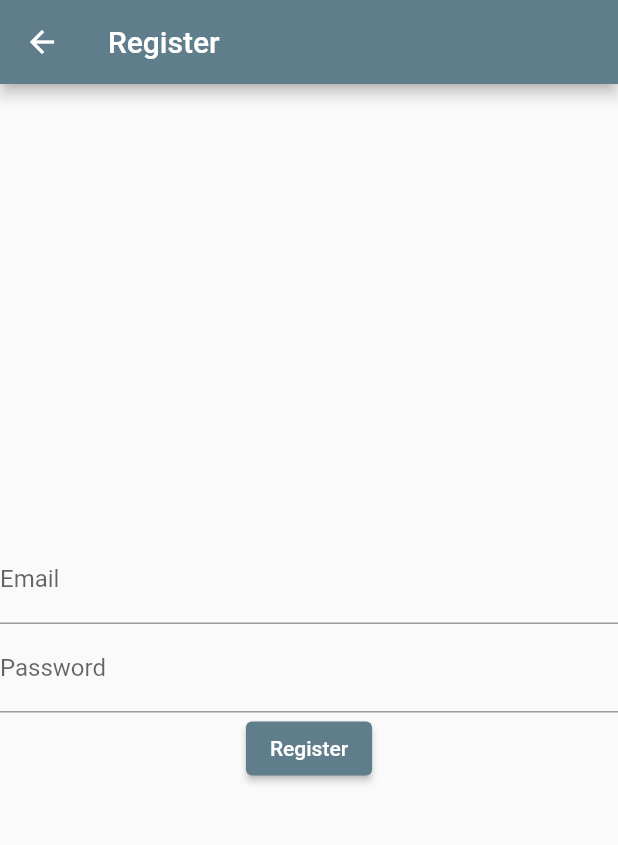
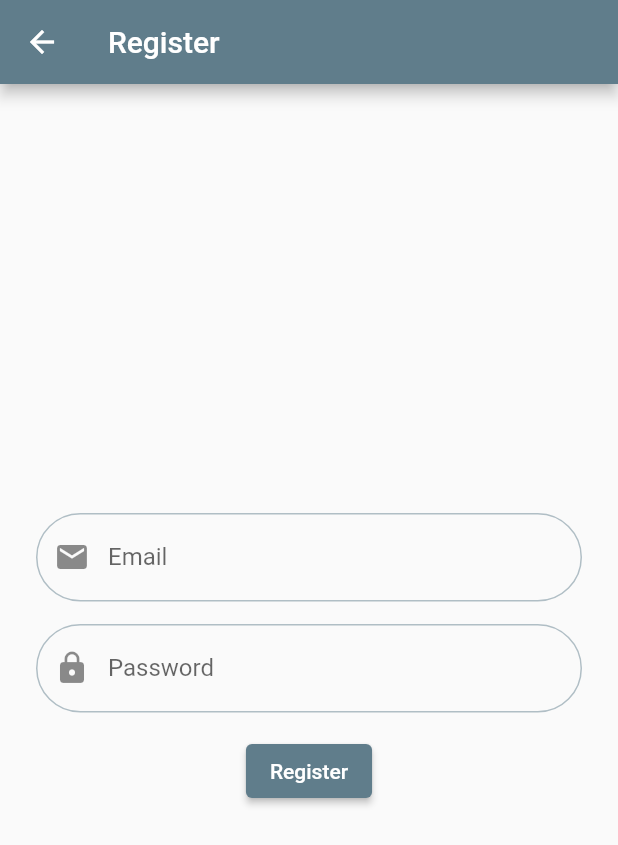
Before and after one commit to SandeSydney/Hospital-Appointment-Booking-System-HABS-, a Flutter app: the RegisterPage screen opened directly, on a phone screen of 412 x 824 dp. Shown: the top 845 px of the screen. Run offline on Flutter 3.47's test engine with Material 2 defaults, Android fonts, the light colour scheme and no system bars; our stand-ins replace date_time_picker, firebase_auth, firebase_core, modal_progress_hud; accounts and stored records are empty.

Commit message:
Added designs to TextFields

```diff
--- a/lib/pages/tools/register_page.dart
+++ b/lib/pages/tools/register_page.dart
@@ -26,6 +26,8 @@ class _RegisterPageState extends State<RegisterPage> {
       ),
       body: ModalProgressHUD(
         inAsyncCall: _showProgress,
+        child: Padding(
+          padding: const EdgeInsets.all(24.0),
           child: Form(
             // implement key
             key: _formKey,
@@ -42,8 +44,28 @@ class _RegisterPageState extends State<RegisterPage> {
                   },
                   onSaved: (input) => _email = input,
                   decoration: InputDecoration(
+                    enabledBorder: OutlineInputBorder(
+                      borderSide: BorderSide(
+                        color: Colors.blueGrey.shade200,
+                      ),
+                      borderRadius: BorderRadius.all(
+                        Radius.circular(30.0),
+                      ),
+                    ),
+                    focusedBorder: OutlineInputBorder(
+                      borderSide: BorderSide(
+                        color: Colors.blueGrey.shade200,
+                      ),
+                      borderRadius: BorderRadius.all(
+                        Radius.circular(30.0),
+                      ),
+                    ),
                     labelText: 'Email',
+                    prefixIcon: Icon(Icons.email),
                   ),
+                ),
+                SizedBox(
+                  height: 15.0,
                 ),
                 TextFormField(
                   // ignore: missing_return
@@ -55,9 +77,29 @@ class _RegisterPageState extends State<RegisterPage> {
                   },
                   onSaved: (input) => _password = input,
                   decoration: InputDecoration(
+                    enabledBorder: OutlineInputBorder(
+                      borderSide: BorderSide(
+                        color: Colors.blueGrey.shade200,
+                      ),
+                      borderRadius: BorderRadius.all(
+                        Radius.circular(30.0),
+                      ),
+                    ),
+                    focusedBorder: OutlineInputBorder(
+                      borderSide: BorderSide(
+                        color: Colors.blueGrey.shade200,
+                      ),
+                      borderRadius: BorderRadius.all(
+                        Radius.circular(30.0),
+                      ),
+                    ),
                     labelText: 'Password',
+                    prefixIcon: Icon(Icons.lock),
                   ),
                   obscureText: true,
+                ),
+                SizedBox(
+                  height: 15.0,
                 ),
                 ElevatedButton(
                   onPressed: () {
@@ -66,6 +108,7 @@ class _RegisterPageState extends State<RegisterPage> {
                   child: Text('Register'),
                 )
               ],
+            ),
           ),
         ),
       ),
```
Lines whose indentation alone changed are shown as unchanged.
